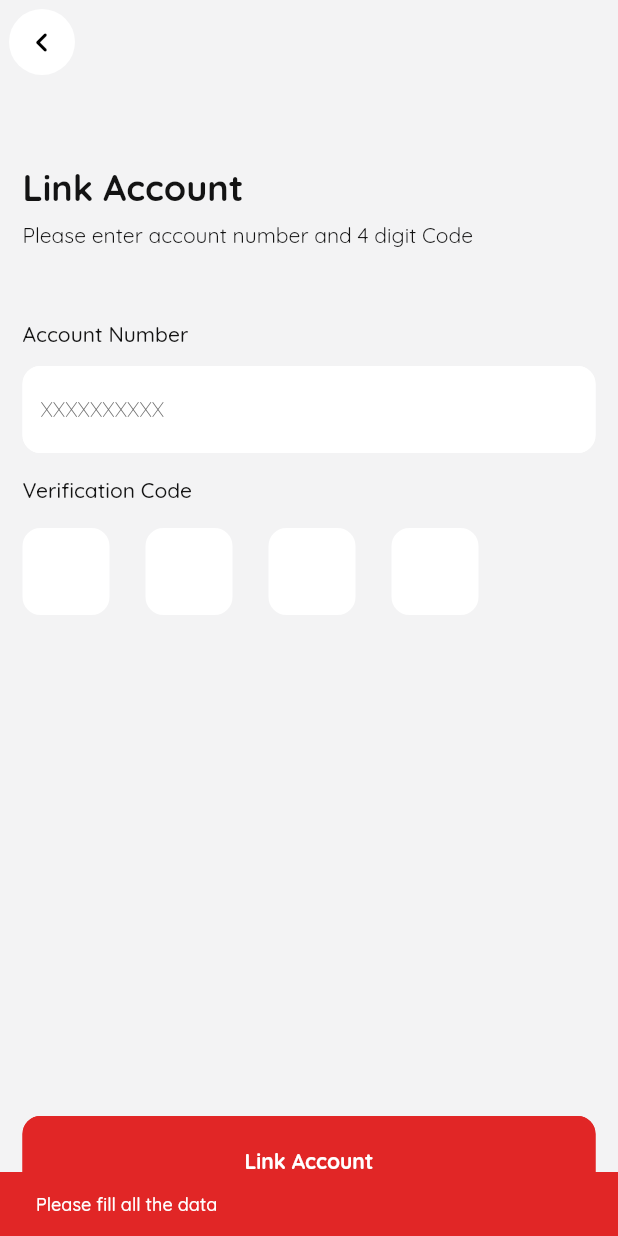
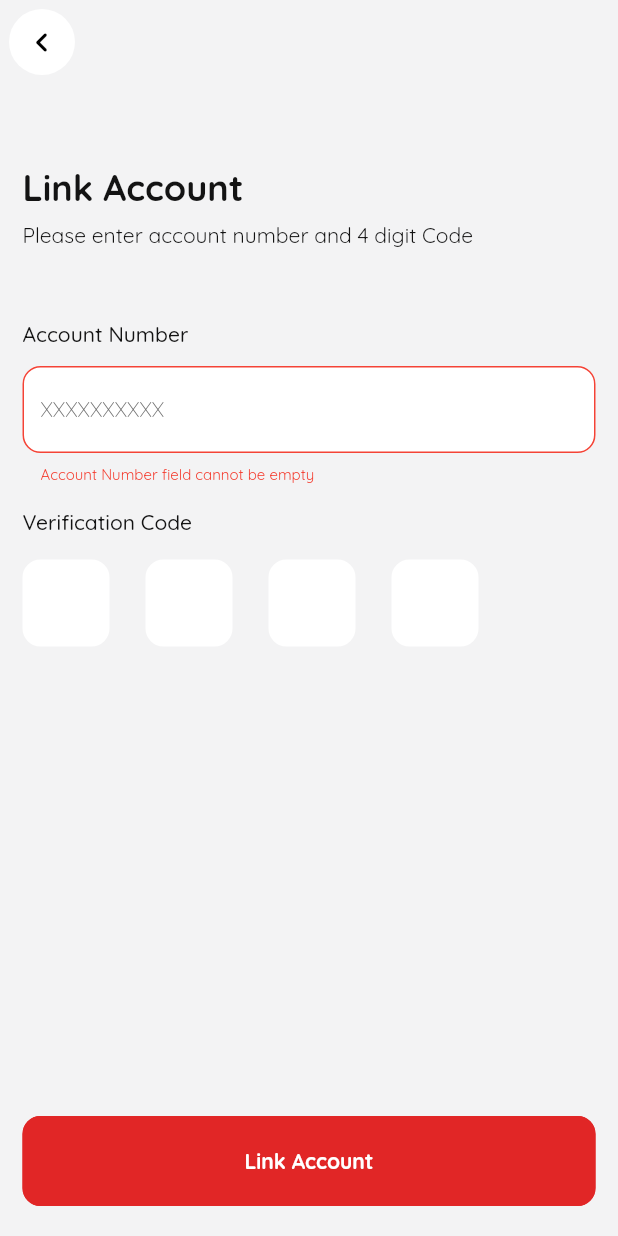
Before and after one commit to sumitkakshapati/aramex-mobile-app, a Flutter app: the LinkAccountWidgets screen opened directly, after a tap on "Link Account", on a phone screen of 412 x 824 dp. Run offline on Flutter 3.47's test engine with Material 2 defaults, Android fonts, the phone set to English and light mode, and no system bars; drawn by our look-alikes of loading_overlay, pin_code_fields; our stand-ins replace bloc, bloc_concurrency, cached_network_image, connectivity_plus, dio, dotted_border and 16 more; missing offline and left inert: boxy, fk_user_agent, google_api_availability; accounts and stored records are empty; network calls fail.

Commit message:
link account fixes

```diff
--- a/lib/feature/authentication/ui/widgets/link_account_widgets.dart
+++ b/lib/feature/authentication/ui/widgets/link_account_widgets.dart
@@ -3,10 +3,12 @@ import 'package:aramex/common/constant/locale_keys.dart';
 import 'package:aramex/common/cubit/common_state.dart';
 import 'package:aramex/common/navigation/navigation_service.dart';
 import 'package:aramex/common/route/routes.dart';
+import 'package:aramex/common/util/form_validator.dart';
 import 'package:aramex/common/util/snackbar_utils.dart';
 import 'package:aramex/common/widget/button/custom_icon_button.dart';
 import 'package:aramex/common/widget/button/rounded_button.dart';
 import 'package:aramex/common/widget/text_field/custom_textfield.dart';
+import 'package:aramex/common/widget/text_field/pin_textfield.dart';
 import 'package:aramex/feature/authentication/cubit/link_account_cubit.dart';
 import 'package:aramex/feature/authentication/ui/widgets/logout_widget.dart';
 import 'package:easy_localization/easy_localization.dart';
@@ -28,6 +30,7 @@ class _LinkAccounttsState extends State<LinkAccountWidgets> {
       TextEditingController();
   final TextEditingController _accountNumberController =
       TextEditingController();
+  final GlobalKey<FormState> _formKey = GlobalKey<FormState>();
 
   void _updateLoadingState(bool status) {
     setState(() {
@@ -86,6 +89,8 @@ class _LinkAccounttsState extends State<LinkAccountWidgets> {
             padding: const EdgeInsets.symmetric(
               horizontal: CustomTheme.symmetricHozPadding,
             ),
+            child: Form(
+              key: _formKey,
               child: Column(
                 crossAxisAlignment: CrossAxisAlignment.start,
                 children: [
@@ -109,6 +114,12 @@ class _LinkAccounttsState extends State<LinkAccountWidgets> {
                     label: LocaleKeys.accountNumber.tr(),
                     hintText: "XXXXXXXXXX",
                     controller: _accountNumberController,
+                    validator: (value) {
+                      return FormValidator.validateFieldNotEmpty(
+                        value,
+                        LocaleKeys.accountNumber.tr(),
+                      );
+                    },
                   ),
                   Text(
                     LocaleKeys.verificationCode.tr(),
@@ -117,44 +128,18 @@ class _LinkAccounttsState extends State<LinkAccountWidgets> {
                     ),
                   ),
                   const SizedBox(height: 16),
-                PinCodeTextField(
-                  length: 4,
-                  appContext: context,
+                  CustomPinTextField(
                     controller: _verificationCodeController,
-                  animationType: AnimationType.fade,
-                  cursorColor: CustomTheme.primaryColor,
-                  mainAxisAlignment: MainAxisAlignment.start,
-                  pinTheme: PinTheme(
-                    shape: PinCodeFieldShape.box,
-                    borderRadius: BorderRadius.circular(12),
-                    fieldHeight: 58,
-                    fieldWidth: 58,
-                    fieldOuterPadding: const EdgeInsets.only(right: 24),
-                    activeFillColor: Colors.white,
-                    activeColor: CustomTheme.primaryColor,
-                    inactiveColor: Colors.white,
-                    inactiveFillColor: Colors.white,
-                    selectedFillColor: Colors.white,
-                    selectedColor: CustomTheme.primaryColor,
-                  ),
-                  enableActiveFill: true,
-                  onChanged: (value) {},
                   ),
                   const SizedBox(height: 24),
                   const Spacer(),
                   CustomRoundedButtom(
                     title: LocaleKeys.linkAccount.tr(),
                     onPressed: () {
-                    if (_accountNumberController.text.isNotEmpty &&
-                        _verificationCodeController.text.length == 4) {
+                      if (_formKey.currentState!.validate()) {
                         context.read<LinkAccountCubit>().linkAccount(
                               _accountNumberController.text,
                               _verificationCodeController.text,
-                          );
-                    } else {
-                      SnackBarUtils.showErrorBar(
-                        context: context,
-                        message: "Please fill all the data",
                             );
                       }
                     },
@@ -169,6 +154,7 @@ class _LinkAccounttsState extends State<LinkAccountWidgets> {
             ),
           ),
         ),
+      ),
     );
   }
 }
```
Lines whose indentation alone changed are shown as unchanged.
